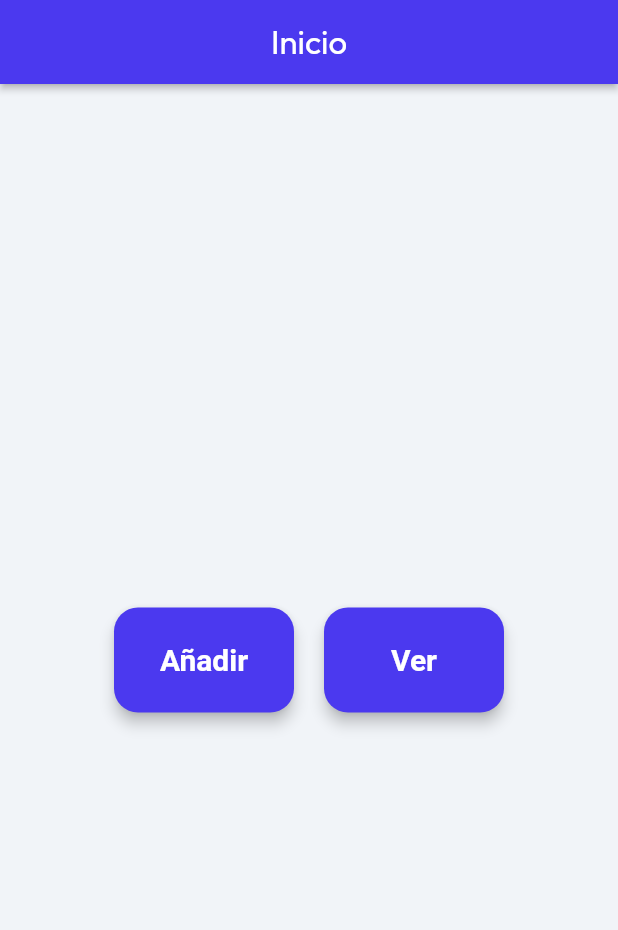
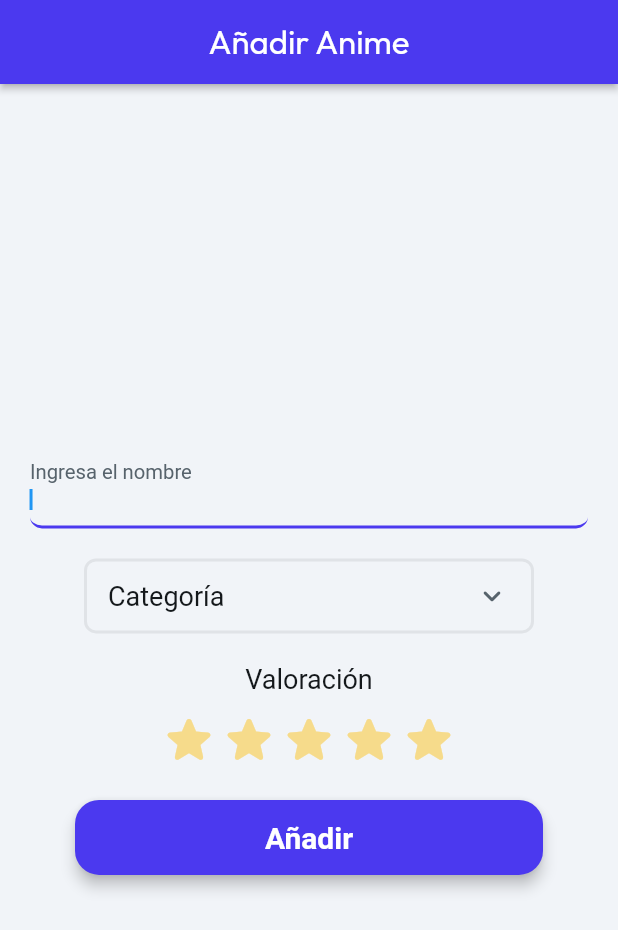
Before and after one commit to isaimorenolara/mauricio-ff, a Flutter app: the screen it shows after launch, after a tap on "Añadir", on a phone screen of 412 x 824 dp. Shown: the top 930 px of the screen. Run offline on Flutter 3.47's test engine with Material 2 defaults, Android fonts, the phone set to English and light mode, and no system bars; drawn by our look-alikes of auto_size_text, flutter_rating_bar; our stand-ins replace dropdown_button2, font_awesome_flutter, from_css_color, go_router, google_fonts, page_transition and 2 more; missing offline and left inert: json_path; Roboto replaces fonts that are missing (Readex Pro).

Commit message:
Updating to latest FlutterFlow output.

```diff
--- /dev/null
+++ b/lib/flutter_flow/flutter_flow_drop_down.dart
@@ -0,0 +1,223 @@
+import 'package:dropdown_button2/dropdown_button2.dart';
+
+import 'form_field_controller.dart';
+import 'package:flutter/material.dart';
+import 'package:flutter/scheduler.dart';
+
+class FlutterFlowDropDown<T> extends StatefulWidget {
+  const FlutterFlowDropDown({
+    required this.controller,
+    this.hintText,
+    this.searchHintText,
+    required this.options,
+    this.optionLabels,
+    required this.onChanged,
+    this.icon,
+    this.width,
+    this.height,
+    this.fillColor,
+    this.searchHintTextStyle,
+    required this.textStyle,
+    required this.elevation,
+    required this.borderWidth,
+    required this.borderRadius,
+    required this.borderColor,
+    required this.margin,
+    this.hidesUnderline = false,
+    this.disabled = false,
+    this.isSearchable = false,
+  });
+
+  final FormFieldController<T> controller;
+  final String? hintText;
+  final String? searchHintText;
+  final List<T> options;
+  final List<String>? optionLabels;
+  final Function(T?) onChanged;
+  final Widget? icon;
+  final double? width;
+  final double? height;
+  final Color? fillColor;
+  final TextStyle? searchHintTextStyle;
+  final TextStyle textStyle;
+  final double elevation;
+  final double borderWidth;
+  final double borderRadius;
+  final Color borderColor;
+  final EdgeInsetsGeometry margin;
+  final bool hidesUnderline;
+  final bool disabled;
+  final bool isSearchable;
+
+  @override
+  State<FlutterFlowDropDown<T>> createState() => _FlutterFlowDropDownState<T>();
+}
+
+class _FlutterFlowDropDownState<T> extends State<FlutterFlowDropDown<T>> {
+  final TextEditingController _textEditingController = TextEditingController();
+
+  void Function() get listener =>
+      () => widget.onChanged(widget.controller.value);
+
+  @override
+  void initState() {
+    widget.controller.addListener(listener);
+    super.initState();
+  }
+
+  @override
+  void dispose() {
+    widget.controller.removeListener(listener);
+    super.dispose();
+  }
+
+  @override
+  Widget build(BuildContext context) {
+    final value = widget.options.contains(widget.controller.value)
+        ? widget.controller.value
+        : null;
+    final items = widget.options
+        .asMap()
+        .entries
+        .map(
+          (option) => DropdownMenuItem<T>(
+            value: option.value,
+            child: Text(
+              widget.optionLabels == null ||
+                      widget.optionLabels!.length < option.key + 1
+                  ? option.value.toString()
+                  : widget.optionLabels![option.key],
+              style: widget.textStyle,
+            ),
+          ),
+        )
+        .toList();
+    final hintText = widget.hintText != null
+        ? Text(widget.hintText!, style: widget.textStyle)
+        : null;
+    void Function(T?)? onChanged =
+        !widget.disabled ? (value) => widget.controller.value = value : null;
+    final dropdownWidget = widget.isSearchable
+        ? _buildSearchableDropdown(value, items, onChanged, hintText)
+        : _buildNonSearchableDropdown(value, items, onChanged, hintText);
+    final childWidget = DecoratedBox(
+      decoration: BoxDecoration(
+        borderRadius: BorderRadius.circular(widget.borderRadius),
+        border: Border.all(
+          color: widget.borderColor,
+          width: widget.borderWidth,
+        ),
+        color: widget.fillColor,
+      ),
+      child: Padding(
+        padding: widget.margin,
+        child: widget.hidesUnderline
+            ? DropdownButtonHideUnderline(child: dropdownWidget)
+            : dropdownWidget,
+      ),
+    );
+    if (widget.height != null || widget.width != null) {
+      return Container(
+        width: widget.width,
+        height: widget.height,
+        child: childWidget,
+      );
+    }
+    return childWidget;
+  }
+
+  Widget _buildNonSearchableDropdown(
+    T? value,
+    List<DropdownMenuItem<T>>? items,
+    void Function(T?)? onChanged,
+    Text? hintText,
+  ) {
+    return DropdownButton<T>(
+      value: value,
+      hint: hintText,
+      items: items,
+      elevation: widget.elevation.toInt(),
+      onChanged: onChanged,
+      icon: widget.icon,
+      isExpanded: true,
+      dropdownColor: widget.fillColor,
+      focusColor: Colors.transparent,
+    );
+  }
+
+  Widget _buildSearchableDropdown(
+    T? value,
+    List<DropdownMenuItem<T>>? items,
+    void Function(T?)? onChanged,
+    Text? hintText,
+  ) {
+    final overlayColor = MaterialStateProperty.resolveWith<Color?>((states) =>
+        states.contains(MaterialState.focused) ? Colors.transparent : null);
+    final iconStyleData = widget.icon != null
+        ? IconStyleData(icon: widget.icon!)
+        : const IconStyleData();
+    return DropdownButton2<T>(
+      value: value,
+      hint: hintText,
+      items: items,
+      iconStyleData: iconStyleData,
+      buttonStyleData: ButtonStyleData(
+        elevation: widget.elevation.toInt(),
+        overlayColor: overlayColor,
+      ),
+      menuItemStyleData: MenuItemStyleData(overlayColor: overlayColor),
+      dropdownStyleData: DropdownStyleData(
+        elevation: widget.elevation.toInt(),
+        decoration: BoxDecoration(
+          borderRadius: BorderRadius.circular(4),
+          color: widget.fillColor,
+        ),
+      ),
+      onChanged: onChanged,
+      isExpanded: true,
+      dropdownSearchData: DropdownSearchData<T>(
+        searchController: _textEditingController,
+        searchInnerWidgetHeight: 50,
+        searchInnerWidget: Container(
+          height: 50,
+          padding: const EdgeInsets.only(
+            top: 8,
+            bottom: 4,
+            right: 8,
+            left: 8,
+          ),
+          child: TextFormField(
+            expands: true,
+            maxLines: null,
+            controller: _textEditingController,
+            decoration: InputDecoration(
+              isDense: true,
+              contentPadding: const EdgeInsets.symmetric(
+                horizontal: 10,
+                vertical: 8,
+              ),
+              hintText: widget.searchHintText,
+              hintStyle: widget.searchHintTextStyle,
+              border: OutlineInputBorder(
+                borderRadius: BorderRadius.circular(8),
+              ),
+            ),
+          ),
+        ),
+        searchMatchFn: (item, searchValue) {
+          return item.value
+              .toString()
+              .toLowerCase()
+              .contains(searchValue.toLowerCase());
+        },
+      ),
+
+      //This to clear the search value when you close the menu
+      onMenuStateChange: (isOpen) {
+        if (!isOpen) {
+          _textEditingController.clear();
+        }
+      },
+    );
+  }
+}
--- /dev/null
+++ b/lib/flutter_flow/form_field_controller.dart
@@ -0,0 +1,9 @@
+import 'package:flutter/foundation.dart';
+
+class FormFieldController<T> extends ValueNotifier<T?> {
+  FormFieldController(this.initialValue) : super(initialValue);
+
+  final T? initialValue;
+
+  void reset() => value = initialValue;
+}
--- a/lib/flutter_flow/nav/nav.dart
+++ b/lib/flutter_flow/nav/nav.dart
@@ -40,6 +40,11 @@ GoRouter createRouter(AppStateNotifier appStateNotifier) => GoRouter(
           name: 'HomePage',
           path: '/homePage',
           builder: (context, params) => HomePageWidget(),
+        ),
+        FFRoute(
+          name: 'addAnime',
+          path: '/addAnime',
+          builder: (context, params) => AddAnimeWidget(),
         )
       ].map((r) => r.toRoute(appStateNotifier)).toList(),
       urlPathStrategy: UrlPathStrategy.path,
--- a/lib/index.dart
+++ b/lib/index.dart
@@ -1,2 +1,3 @@
 // Export pages
 export '/pages/home_page/home_page_widget.dart' show HomePageWidget;
+export '/pages/add_anime/add_anime_widget.dart' show AddAnimeWidget;
--- /dev/null
+++ b/lib/pages/add_anime/add_anime_model.dart
@@ -0,0 +1,33 @@
+import '/flutter_flow/flutter_flow_drop_down.dart';
+import '/flutter_flow/flutter_flow_theme.dart';
+import '/flutter_flow/flutter_flow_util.dart';
+import '/flutter_flow/flutter_flow_widgets.dart';
+import '/flutter_flow/form_field_controller.dart';
+import 'package:flutter/material.dart';
+import 'package:flutter_rating_bar/flutter_rating_bar.dart';
+import 'package:google_fonts/google_fonts.dart';
+import 'package:provider/provider.dart';
+
+class AddAnimeModel extends FlutterFlowModel {
+  ///  State fields for stateful widgets in this page.
+
+  // State field(s) for TextField widget.
+  TextEditingController? textController;
+  String? Function(BuildContext, String?)? textControllerValidator;
+  // State field(s) for DropDown widget.
+  String? dropDownValue;
+  FormFieldController<String>? dropDownValueController;
+  // State field(s) for RatingBar widget.
+  double? ratingBarValue;
+
+  /// Initialization and disposal methods.
+
+  void initState(BuildContext context) {}
+
+  void dispose() {
+    textController?.dispose();
+  }
+
+  /// Additional helper methods are added here.
+
+}
--- /dev/null
+++ b/lib/pages/add_anime/add_anime_widget.dart
@@ -0,0 +1,279 @@
+import '/flutter_flow/flutter_flow_drop_down.dart';
+import '/flutter_flow/flutter_flow_theme.dart';
+import '/flutter_flow/flutter_flow_util.dart';
+import '/flutter_flow/flutter_flow_widgets.dart';
+import '/flutter_flow/form_field_controller.dart';
+import 'package:flutter/material.dart';
+import 'package:flutter_rating_bar/flutter_rating_bar.dart';
+import 'package:google_fonts/google_fonts.dart';
+import 'package:provider/provider.dart';
+import 'add_anime_model.dart';
+export 'add_anime_model.dart';
+
+class AddAnimeWidget extends StatefulWidget {
+  const AddAnimeWidget({Key? key}) : super(key: key);
+
+  @override
+  _AddAnimeWidgetState createState() => _AddAnimeWidgetState();
+}
+
+class _AddAnimeWidgetState extends State<AddAnimeWidget> {
+  late AddAnimeModel _model;
+
+  final scaffoldKey = GlobalKey<ScaffoldState>();
+  final _unfocusNode = FocusNode();
+
+  @override
+  void initState() {
+    super.initState();
+    _model = createModel(context, () => AddAnimeModel());
+
+    _model.textController ??= TextEditingController();
+  }
+
+  @override
+  void dispose() {
+    _model.dispose();
+
+    _unfocusNode.dispose();
+    super.dispose();
+  }
+
+  @override
+  Widget build(BuildContext context) {
+    return GestureDetector(
+      onTap: () => FocusScope.of(context).requestFocus(_unfocusNode),
+      child: Scaffold(
+        key: scaffoldKey,
+        backgroundColor: FlutterFlowTheme.of(context).primaryBackground,
+        appBar: AppBar(
+          backgroundColor: FlutterFlowTheme.of(context).primary,
+          automaticallyImplyLeading: false,
+          title: Text(
+            'Añadir Anime',
+            style: FlutterFlowTheme.of(context).headlineMedium.override(
+                  fontFamily: 'Outfit',
+                  color: Colors.white,
+                  fontSize: 22.0,
+                ),
+          ),
+          actions: [],
+          centerTitle: true,
+          elevation: 2.0,
+        ),
+        body: SafeArea(
+          top: true,
+          child: Column(
+            mainAxisSize: MainAxisSize.max,
+            mainAxisAlignment: MainAxisAlignment.center,
+            children: [
+              Padding(
+                padding: EdgeInsetsDirectional.fromSTEB(0.0, 0.0, 0.0, 20.0),
+                child: Row(
+                  mainAxisSize: MainAxisSize.max,
+                  children: [
+                    Expanded(
+                      child: Padding(
+                        padding: EdgeInsetsDirectional.fromSTEB(
+                            20.0, 0.0, 20.0, 0.0),
+                        child: TextFormField(
+                          controller: _model.textController,
+                          autofocus: true,
+                          obscureText: false,
+                          decoration: InputDecoration(
+                            labelText: 'Ingresa el nombre',
+                            labelStyle: FlutterFlowTheme.of(context)
+                                .labelMedium
+                                .override(
+                                  fontFamily: 'Readex Pro',
+                                  fontSize: 18.0,
+                                ),
+                            hintStyle: FlutterFlowTheme.of(context)
+                                .labelMedium
+                                .override(
+                                  fontFamily: 'Readex Pro',
+                                  fontSize: 18.0,
+                                ),
+                            enabledBorder: UnderlineInputBorder(
+                              borderSide: BorderSide(
+                                color: FlutterFlowTheme.of(context).alternate,
+                                width: 2.0,
+                              ),
+                              borderRadius: BorderRadius.circular(8.0),
+                            ),
+                            focusedBorder: UnderlineInputBorder(
+                              borderSide: BorderSide(
+                                color: FlutterFlowTheme.of(context).primary,
+                                width: 2.0,
+                              ),
+                              borderRadius: BorderRadius.circular(8.0),
+                            ),
+                            errorBorder: UnderlineInputBorder(
+                              borderSide: BorderSide(
+                                color: FlutterFlowTheme.of(context).error,
+                                width: 2.0,
+                              ),
+                              borderRadius: BorderRadius.circular(8.0),
+                            ),
+                            focusedErrorBorder: UnderlineInputBorder(
+                              borderSide: BorderSide(
+                                color: FlutterFlowTheme.of(context).error,
+                                width: 2.0,
+                              ),
+                              borderRadius: BorderRadius.circular(8.0),
+                            ),
+                          ),
+                          style: FlutterFlowTheme.of(context).bodyMedium,
+                          validator: _model.textControllerValidator
+                              .asValidator(context),
+                        ),
+                      ),
+                    ),
+                  ],
+                ),
+              ),
+              Padding(
+                padding: EdgeInsetsDirectional.fromSTEB(0.0, 0.0, 0.0, 20.0),
+                child: Row(
+                  mainAxisSize: MainAxisSize.max,
+                  mainAxisAlignment: MainAxisAlignment.center,
+                  children: [
+                    FlutterFlowDropDown<String>(
+                      controller: _model.dropDownValueController ??=
+                          FormFieldController<String>(null),
+                      options: [
+                        'Shounen (acción)',
+                        'Comedia',
+                        'Drama',
+                        'Romance',
+                        'Deportes',
+                        'Thriller'
+                      ],
+                      onChanged: (val) =>
+                          setState(() => _model.dropDownValue = val),
+                      width: 300.0,
+                      height: 50.0,
+                      searchHintTextStyle:
+                          FlutterFlowTheme.of(context).labelMedium,
+                      textStyle:
+                          FlutterFlowTheme.of(context).bodyMedium.override(
+                                fontFamily: 'Readex Pro',
+                                fontSize: 18.0,
+                              ),
+                      hintText: 'Categoría',
+                      searchHintText: 'Search for an item...',
+                      icon: Icon(
+                        Icons.keyboard_arrow_down_rounded,
+                        color: FlutterFlowTheme.of(context).secondaryText,
+                        size: 24.0,
+                      ),
+                      fillColor: FlutterFlowTheme.of(context).primaryBackground,
+                      elevation: 2.0,
+                      borderColor: FlutterFlowTheme.of(context).alternate,
+                      borderWidth: 2.0,
+                      borderRadius: 8.0,
+                      margin:
+                          EdgeInsetsDirectional.fromSTEB(16.0, 4.0, 16.0, 4.0),
+                      hidesUnderline: true,
+                      isSearchable: false,
+                    ),
+                  ],
+                ),
+              ),
+              Padding(
+                padding: EdgeInsetsDirectional.fromSTEB(0.0, 0.0, 0.0, 20.0),
+                child: Row(
+                  mainAxisSize: MainAxisSize.max,
+                  mainAxisAlignment: MainAxisAlignment.center,
+                  children: [
+                    Column(
+                      mainAxisSize: MainAxisSize.max,
+                      children: [
+                        Padding(
+                          padding: EdgeInsetsDirectional.fromSTEB(
+                              0.0, 0.0, 0.0, 10.0),
+                          child: Row(
+                            mainAxisSize: MainAxisSize.max,
+                            children: [
+                              Text(
+                                'Valoración',
+                                style: FlutterFlowTheme.of(context)
+                                    .bodyMedium
+                                    .override(
+                                      fontFamily: 'Readex Pro',
+                                      fontSize: 18.0,
+                                    ),
+                              ),
+                            ],
+                          ),
+                        ),
+                        Row(
+                          mainAxisSize: MainAxisSize.max,
+                          children: [
+                            RatingBar.builder(
+                              onRatingUpdate: (newValue) => setState(
+                                  () => _model.ratingBarValue = newValue),
+                              itemBuilder: (context, index) => Icon(
+                                Icons.star_rounded,
+                                color: FlutterFlowTheme.of(context).warning,
+                              ),
+                              direction: Axis.horizontal,
+                              initialRating: _model.ratingBarValue ??= 0.0,
+                              unratedColor: Color(0xADF9CF58),
+                              itemCount: 5,
+                              itemSize: 40.0,
+                              glowColor: FlutterFlowTheme.of(context).warning,
+                            ),
+                          ],
+                        ),
+                      ],
+                    ),
+                  ],
+                ),
+              ),
+              Row(
+                mainAxisSize: MainAxisSize.max,
+                children: [
+                  Expanded(
+                    child: Padding(
+                      padding:
+                          EdgeInsetsDirectional.fromSTEB(50.0, 0.0, 50.0, 0.0),
+                      child: FFButtonWidget(
+                        onPressed: () {
+                          print('Button pressed ...');
+                        },
+                        text: 'Añadir',
+                        options: FFButtonOptions(
+                          width: double.infinity,
+                          height: 50.0,
+                          padding: EdgeInsetsDirectional.fromSTEB(
+                              0.0, 0.0, 0.0, 0.0),
+                          iconPadding: EdgeInsetsDirectional.fromSTEB(
+                              0.0, 0.0, 0.0, 0.0),
+                          color: FlutterFlowTheme.of(context).primary,
+                          textStyle:
+                              FlutterFlowTheme.of(context).titleSmall.override(
+                                    fontFamily: 'Readex Pro',
+                                    color: Colors.white,
+                                    fontSize: 20.0,
+                                    fontWeight: FontWeight.w600,
+                                  ),
+                          elevation: 4.0,
+                          borderSide: BorderSide(
+                            color: Colors.transparent,
+                            width: 1.0,
+                          ),
+                          borderRadius: BorderRadius.circular(16.0),
+                        ),
+                      ),
+                    ),
+                  ),
+                ],
+              ),
+            ],
+          ),
+        ),
+      ),
+    );
+  }
+}
--- a/lib/pages/home_page/home_page_widget.dart
+++ b/lib/pages/home_page/home_page_widget.dart
@@ -74,8 +74,8 @@ class _HomePageWidgetState extends State<HomePageWidget> {
                       mainAxisAlignment: MainAxisAlignment.center,
                       children: [
                         FFButtonWidget(
-                          onPressed: () {
-                            print('Button pressed ...');
+                          onPressed: () async {
+                            context.pushNamed('addAnime');
                           },
                           text: 'Añadir',
                           options: FFButtonOptions(
--- a/pubspec.yaml
+++ b/pubspec.yaml
@@ -27,8 +27,10 @@ dependencies:
     sdk: flutter
   auto_size_text: 3.0.0
   cached_network_image: 3.2.1
+  dropdown_button2: 2.0.0
   flutter_animate: 4.1.1+1
   flutter_cache_manager: 3.3.0
+  flutter_rating_bar: 4.0.1
   font_awesome_flutter: 10.1.0
   from_css_color: 2.0.0
   go_router: 3.1.0
```
